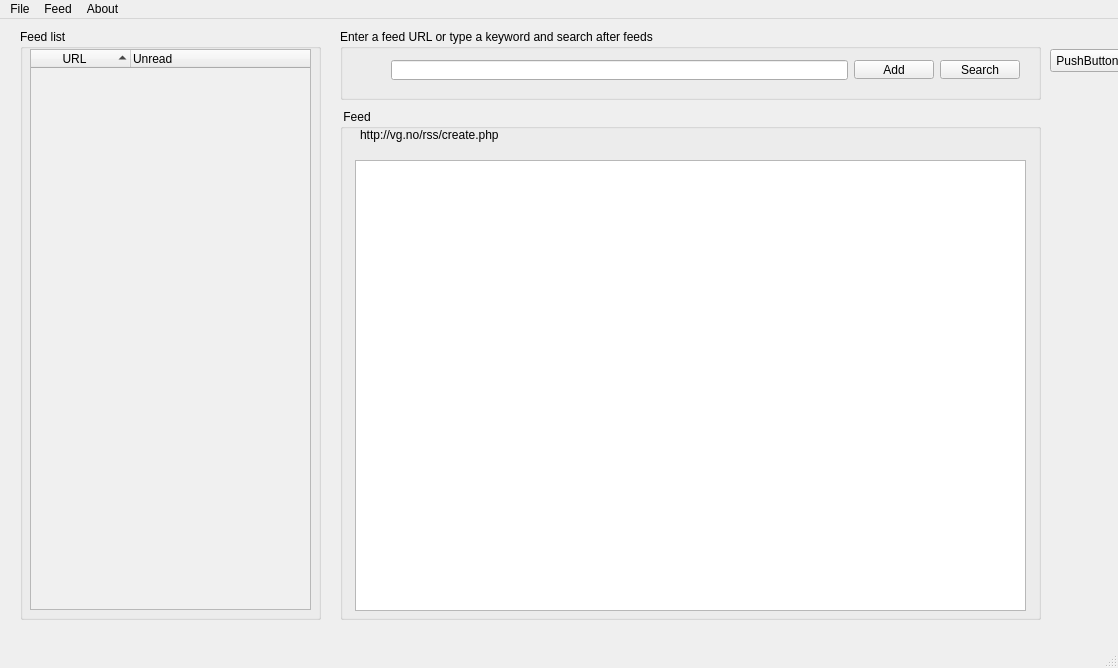
Qt form mainwindow.ui (henriwi/rssreader) before a commit.
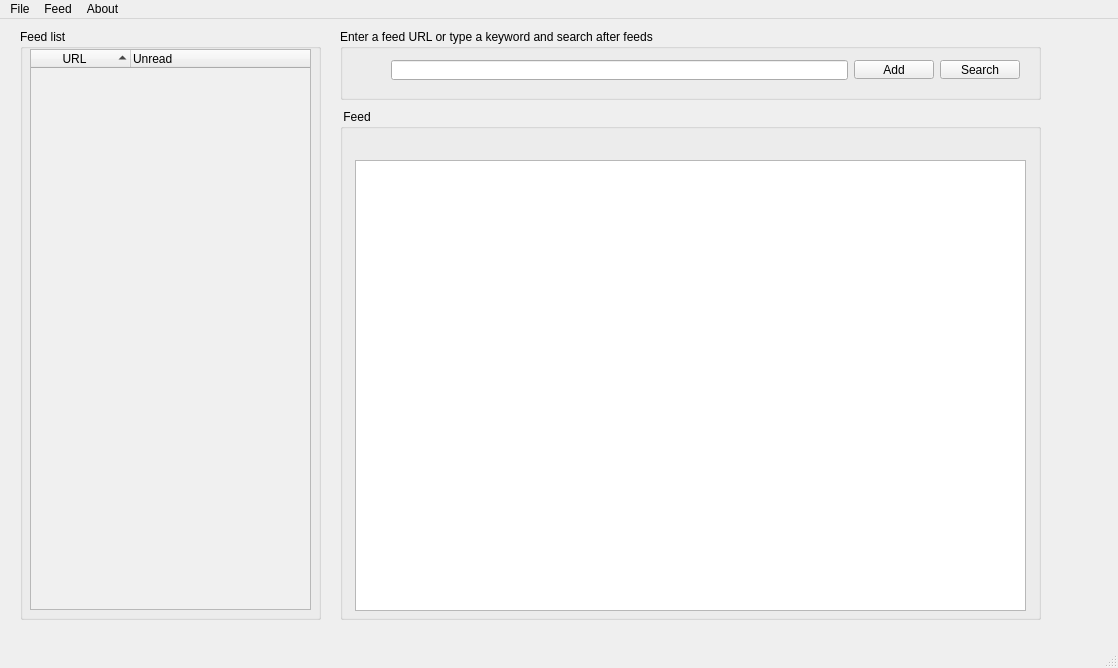
The same form after that commit.

What changed in the file:
```diff
--- a/mainwindow.ui
+++ b/mainwindow.ui
@@ -61,7 +61,7 @@
 }</string>
      </property>
      <property name="text">
-      <string>http://vg.no/rss/create.php</string>
+      <string/>
      </property>
     </widget>
    </widget>
@@ -254,19 +254,6 @@
      </column>
     </widget>
    </widget>
-   <widget class="QPushButton" name="deleteButton">
-    <property name="geometry">
-     <rect>
-      <x>1050</x>
-      <y>30</y>
-      <width>75</width>
-      <height>23</height>
-     </rect>
-    </property>
-    <property name="text">
-     <string>PushButton</string>
-    </property>
-   </widget>
   </widget>
   <widget class="QMenuBar" name="menuBar">
    <property name="geometry">
```
Left out of the diff: 24 changed lines with no effect on the pictures.
